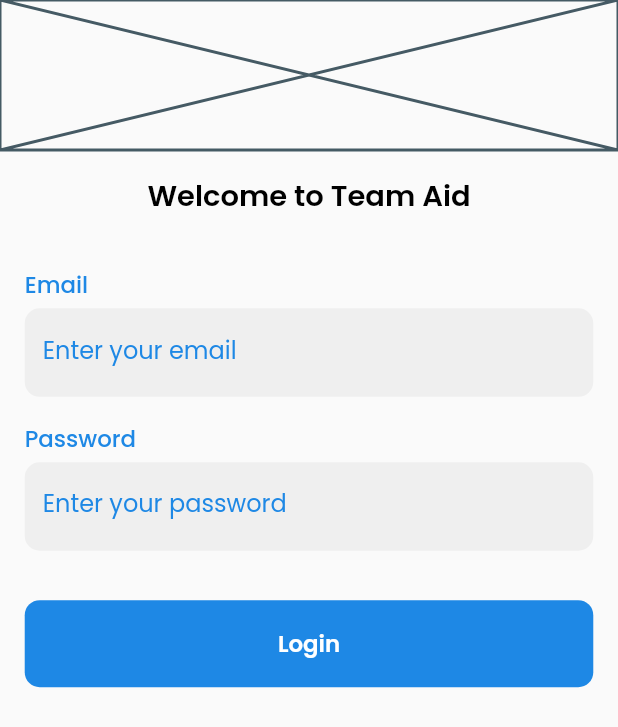
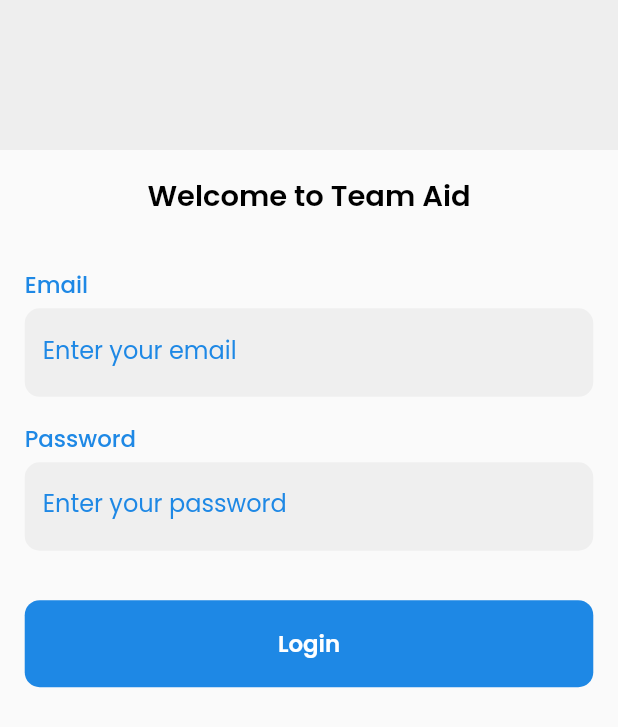
Before and after one commit to teamaidapp/aid_app, a Flutter app: the screen it shows after launch, on a phone screen of 412 x 824 dp. Shown: the top 727 px of the screen. Run offline on Flutter 3.47's test engine with Material 2 defaults, Android fonts, the phone set to English and light mode, and no system bars; our stand-ins replace go_router, google_fonts, hooks_riverpod, responsive_sizer.

Commit message:
new placholder

```diff
--- a/lib/features/login/login.screen.dart
+++ b/lib/features/login/login.screen.dart
@@ -13,7 +13,10 @@ class LoginScreen extends StatelessWidget {
         child: SingleChildScrollView(
           child: Column(
             children: [
-              const Placeholder(fallbackHeight: 100),
+              Container(
+                height: 100,
+                color: Colors.grey[200],
+              ),
               SizedBox(height: 2.h),
               Padding(
                 padding: EdgeInsets.symmetric(horizontal: 4.w),
```
